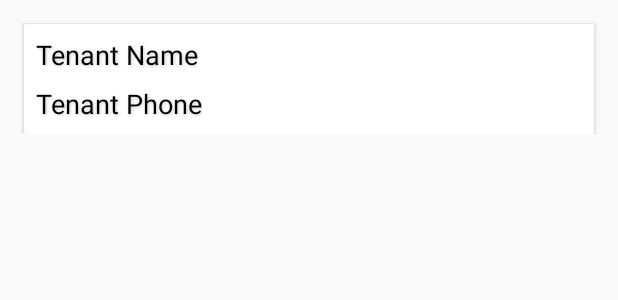
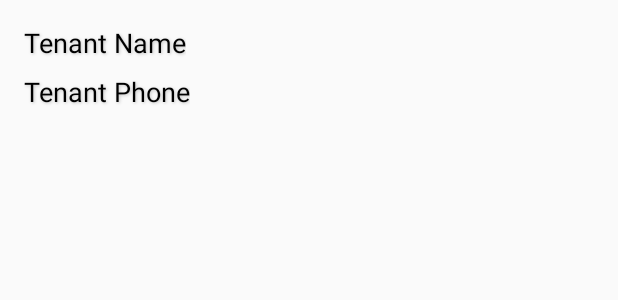
Before and after one commit to lowkaweiken/Rentasaur2, an Android app: the layout tenant_list_item.xml on its own in the app's theme, with its tools: preview values and no code run, on a phone screen of 412 x 824 dp. Shown: the top 300 px of the screen. Run offline under Robolectric (Android 15) with nearby library versions, the phone set to English and light mode, and no system bars.

Commit message:
Tenant Fragment is finally working

```diff
--- a/app/src/main/java/com/example/kenlow/rentasaur2/TenantFragment.java
+++ b/app/src/main/java/com/example/kenlow/rentasaur2/TenantFragment.java
@@ -42,7 +42,7 @@ public class TenantFragment extends Fragment {
         tenant_list = new ArrayList<>();
         tenant_list_view = view.findViewById(R.id.tenant_list_view);
 
-        tenantRecyclerAdapter = new TenantRecyclerAdapter(tenant_list);
+        tenantRecyclerAdapter = new TenantRecyclerAdapter(getContext(),tenant_list);
 
         tenant_list_view.setLayoutManager(new LinearLayoutManager(getActivity()));
         tenant_list_view.setAdapter(tenantRecyclerAdapter);
@@ -58,7 +58,9 @@ public class TenantFragment extends Fragment {
 
                     if(doc.getType() == DocumentChange.Type.ADDED){
 
-                        TenantPost tenantPost = doc.getDocument().toObject(TenantPost.class);
+                        String tenantId = doc.getDocument().getId();
+
+                        TenantPost tenantPost = doc.getDocument().toObject(TenantPost.class).withId(tenantId);
                         tenant_list.add(tenantPost);
 
                         tenantRecyclerAdapter.notifyDataSetChanged();
--- a/app/src/main/java/com/example/kenlow/rentasaur2/TenantPost.java
+++ b/app/src/main/java/com/example/kenlow/rentasaur2/TenantPost.java
@@ -4,7 +4,7 @@ package com.example.kenlow.rentasaur2;
  * Created by Ken Low on 28-Mar-18.
  */
 
-public class TenantPost {
+public class TenantPost extends TenantID{
 
     public String tenant_name;
     public String tenant_phone;
--- a/app/src/main/res/layout/tenant_list_item.xml
+++ b/app/src/main/res/layout/tenant_list_item.xml
@@ -2,32 +2,13 @@
 <android.support.constraint.ConstraintLayout xmlns:android="http://schemas.android.com/apk/res/android"
     xmlns:app="http://schemas.android.com/apk/res-auto"
     xmlns:tools="http://schemas.android.com/tools"
+    android:background="?android:attr/selectableItemBackground"
     android:layout_width="match_parent"
     android:layout_height="wrap_content"
     android:layout_margin="8dp"
     android:layout_marginLeft="8dp"
     android:layout_marginRight="8dp"
     tools:layout_editor_absoluteY="25dp">
-
-    <android.support.v7.widget.CardView
-        android:id="@+id/main_property_post"
-        android:layout_width="0dp"
-        android:layout_height="wrap_content"
-        android:layout_marginEnd="8dp"
-        android:layout_marginStart="8dp"
-        android:layout_marginTop="8dp"
-        android:background="@color/cardview_dark_background"
-        android:padding="20dp"
-        app:cardBackgroundColor="@color/cardview_light_background"
-        app:layout_constraintEnd_toEndOf="parent"
-        app:layout_constraintStart_toStartOf="parent"
-        app:layout_constraintTop_toTopOf="parent">
-
-        <android.support.constraint.ConstraintLayout
-            android:layout_width="match_parent"
-            android:layout_height="wrap_content"
-            android:background="@color/cardview_light_background">
-
 
     <TextView
         android:id="@+id/tenant_name"
@@ -66,6 +47,3 @@
         app:layout_constraintTop_toBottomOf="@+id/tenant_name" />
 
 </android.support.constraint.ConstraintLayout>
-    </android.support.v7.widget.CardView>
-
-</android.support.constraint.ConstraintLayout>
```
Also changed, not shown: app/src/main/java/com/example/kenlow/rentasaur2/TenantID.java (added, +18 -0 lines), app/src/main/java/com/example/kenlow/rentasaur2/TenantRecyclerAdapter.java (+15 -1 lines). Lines whose indentation alone changed are shown as unchanged.
